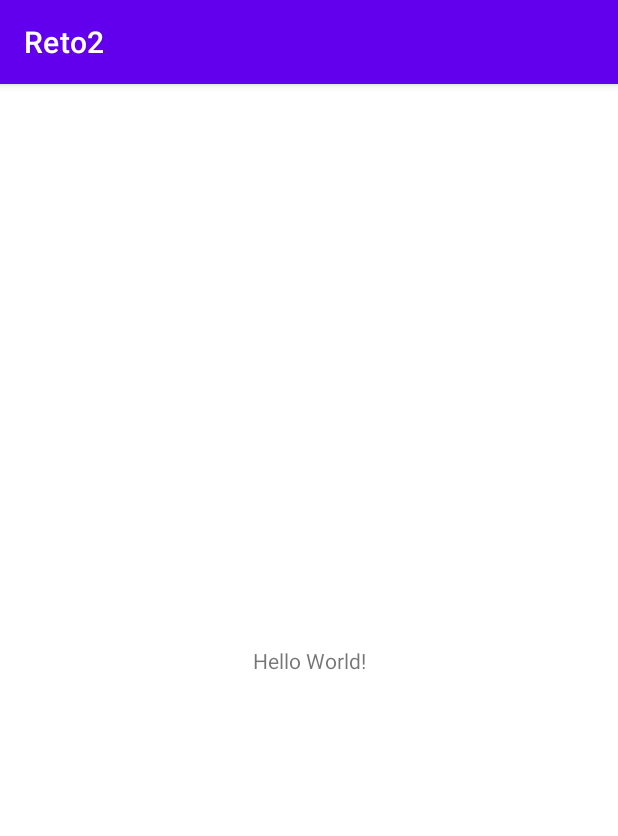
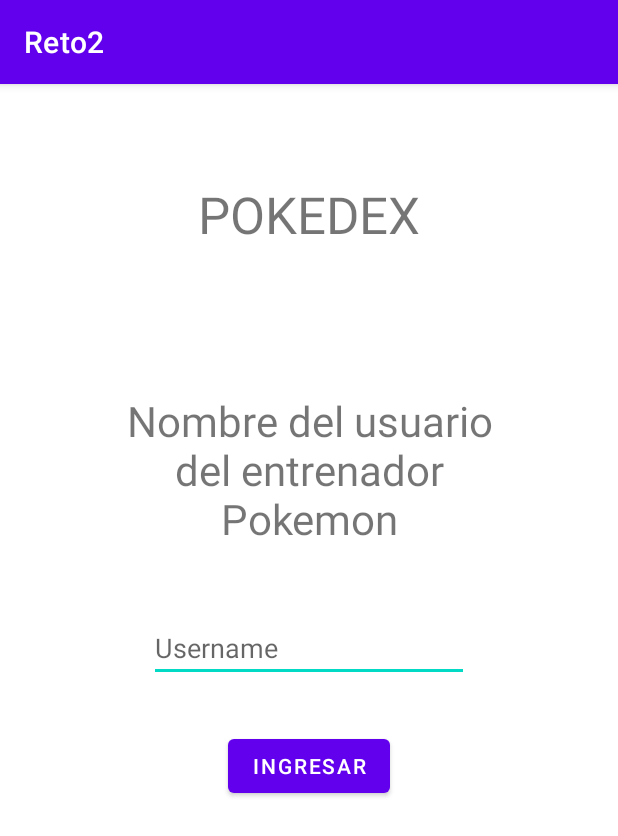
Before and after one commit to DavidFiat/Reto2, an Android app: the screen it shows after launch (MainActivity), on a phone screen of 412 x 824 dp. Shown: the top 836 px of the screen. Run offline under Robolectric (Android 15) with nearby library versions, the phone set to English and light mode, and no system bars; our stand-ins replace Firebase (no records; nobody signed in at launch, a user with empty details on screens opened directly).

Commit message:
inicio de sesión

```diff
--- a/app/build.gradle
+++ b/app/build.gradle
@@ -1,5 +1,6 @@
 plugins {
     id 'com.android.application'
+    id 'com.google.gms.google-services'
 }
 
 android {
@@ -32,6 +33,7 @@ dependencies {
     implementation 'androidx.appcompat:appcompat:1.3.1'
     implementation 'com.google.android.material:material:1.4.0'
     implementation 'androidx.constraintlayout:constraintlayout:2.1.1'
+    implementation 'com.google.firebase:firebase-firestore:24.0.0'
     testImplementation 'junit:junit:4.+'
     androidTestImplementation 'androidx.test.ext:junit:1.1.3'
     androidTestImplementation 'androidx.test.espresso:espresso-core:3.4.0'
--- a/app/src/main/AndroidManifest.xml
+++ b/app/src/main/AndroidManifest.xml
@@ -10,7 +10,10 @@
         android:supportsRtl="true"
         android:theme="@style/Theme.Reto2">
         <activity
-            android:name=".MainActivity"
+            android:name=".activities.HomeActivity"
+            android:exported="false" />
+        <activity
+            android:name=".activities.MainActivity"
             android:exported="true">
             <intent-filter>
                 <action android:name="android.intent.action.MAIN" />
--- /dev/null
+++ b/app/src/main/java/com/example/reto2/activities/MainActivity.java
@@ -0,0 +1,67 @@
+package com.example.reto2.activities;
+
+import androidx.appcompat.app.AppCompatActivity;
+
+import android.content.Intent;
+import android.os.Bundle;
+import android.view.View;
+import android.widget.Button;
+import android.widget.EditText;
+import android.widget.Toast;
+
+import com.example.reto2.R;
+import com.example.reto2.model.User;
+import com.google.firebase.firestore.DocumentSnapshot;
+import com.google.firebase.firestore.FirebaseFirestore;
+import com.google.firebase.firestore.Query;
+
+import java.util.UUID;
+
+public class MainActivity extends AppCompatActivity {
+
+    private EditText usernameET;
+    private Button ingresarBtn;
+
+    @Override
+    protected void onCreate(Bundle savedInstanceState) {
+        super.onCreate(savedInstanceState);
+        setContentView(R.layout.activity_main);
+
+        usernameET = findViewById(R.id.usernameET);
+        ingresarBtn = findViewById(R.id.ingresarBtn);
+
+        ingresarBtn.setOnClickListener(this::login);
+    }
+
+    private void login(View view) {
+        String username = usernameET.getText().toString();
+        User user = new User(UUID.randomUUID().toString(), username);
+
+        Query query = FirebaseFirestore.getInstance().collection("users").whereEqualTo("username", username);
+        query.get().addOnCompleteListener(
+                task->{
+
+                    //Si el usuario no existe crearlo e iniciar sesion con él
+                    if(task.getResult().size() == 0){
+                        FirebaseFirestore.getInstance().collection("users").document(user.getId()).set(user);
+                        Intent intent = new Intent(this, HomeActivity.class);
+                        intent.putExtra("user", user);
+                        startActivity(intent);
+                    }
+
+                    //Si ya existe, descargar el usuario e iniciar sesion con el
+                    else{
+                        User existingUser = null;
+                        for(DocumentSnapshot doc : task.getResult()){
+                            existingUser = doc.toObject(User.class);
+                            break;
+                        }
+                        Intent intent = new Intent(this, HomeActivity.class);
+                        intent.putExtra("user",existingUser);
+                        startActivity(intent);
+                    }
+
+                }
+        );
+    }
+}
--- a/app/src/main/res/layout/activity_main.xml
+++ b/app/src/main/res/layout/activity_main.xml
@@ -4,15 +4,50 @@
     xmlns:tools="http://schemas.android.com/tools"
     android:layout_width="match_parent"
     android:layout_height="match_parent"
-    tools:context=".MainActivity">
+    tools:context=".activities.MainActivity">
 
     <TextView
+        android:id="@+id/textView"
         android:layout_width="wrap_content"
         android:layout_height="wrap_content"
-        android:text="Hello World!"
-        app:layout_constraintBottom_toBottomOf="parent"
-        app:layout_constraintLeft_toLeftOf="parent"
-        app:layout_constraintRight_toRightOf="parent"
+        android:layout_marginTop="64dp"
+        android:text="POKEDEX"
+        android:textSize="34sp"
+        app:layout_constraintEnd_toEndOf="parent"
+        app:layout_constraintStart_toStartOf="parent"
         app:layout_constraintTop_toTopOf="parent" />
 
+    <TextView
+        android:id="@+id/textView2"
+        android:layout_width="285dp"
+        android:layout_height="116dp"
+        android:layout_marginTop="96dp"
+        android:text="Nombre del usuario del entrenador Pokemon"
+        android:textAlignment="center"
+        android:textSize="28sp"
+        app:layout_constraintEnd_toEndOf="parent"
+        app:layout_constraintStart_toStartOf="parent"
+        app:layout_constraintTop_toBottomOf="@+id/textView" />
+
+    <EditText
+        android:id="@+id/usernameET"
+        android:layout_width="wrap_content"
+        android:layout_height="wrap_content"
+        android:layout_marginTop="32dp"
+        android:ems="10"
+        android:hint="Username"
+        android:inputType="textPersonName"
+        app:layout_constraintEnd_toEndOf="parent"
+        app:layout_constraintStart_toStartOf="parent"
+        app:layout_constraintTop_toBottomOf="@+id/textView2" />
+
+    <Button
+        android:id="@+id/ingresarBtn"
+        android:layout_width="wrap_content"
+        android:layout_height="wrap_content"
+        android:layout_marginTop="32dp"
+        android:text="Ingresar"
+        app:layout_constraintEnd_toEndOf="parent"
+        app:layout_constraintStart_toStartOf="parent"
+        app:layout_constraintTop_toBottomOf="@+id/usernameET" />
 </androidx.constraintlayout.widget.ConstraintLayout>
--- a/app/src/main/res/values-night/themes.xml
+++ b/app/src/main/res/values-night/themes.xml
@@ -2,12 +2,12 @@
     <!-- Base application theme. -->
     <style name="Theme.Reto2" parent="Theme.MaterialComponents.DayNight.DarkActionBar">
         <!-- Primary brand color. -->
-        <item name="colorPrimary">@color/purple_200</item>
+        <item name="colorPrimary">@color/purple_500</item>
         <item name="colorPrimaryVariant">@color/purple_700</item>
-        <item name="colorOnPrimary">@color/black</item>
+        <item name="colorOnPrimary">@color/white</item>
         <!-- Secondary brand color. -->
         <item name="colorSecondary">@color/teal_200</item>
-        <item name="colorSecondaryVariant">@color/teal_200</item>
+        <item name="colorSecondaryVariant">@color/teal_700</item>
         <item name="colorOnSecondary">@color/black</item>
         <!-- Status bar color. -->
         <item name="android:statusBarColor" tools:targetApi="l">?attr/colorPrimaryVariant</item>
--- a/build.gradle
+++ b/build.gradle
@@ -6,6 +6,7 @@ buildscript {
     }
     dependencies {
         classpath "com.android.tools.build:gradle:7.0.3"
+        classpath 'com.google.gms:google-services:4.3.10'
 
         // NOTE: Do not place your application dependencies here; they belong
         // in the individual module build.gradle files
```
Also changed, not shown: app/src/main/java/com/example/reto2/MainActivity.java (deleted, +0 -14 lines), app/src/main/java/com/example/reto2/activities/HomeActivity.java (added, +45 -0 lines), app/src/main/java/com/example/reto2/activities/PokemonAdapter.java (added, +50 -0 lines), app/src/main/java/com/example/reto2/activities/PokemonView.java (added, +60 -0 lines), app/src/main/java/com/example/reto2/model/Pokemon.java (added, +101 -0 lines), app/src/main/java/com/example/reto2/model/User.java (added, +33 -0 lines), app/src/main/res/layout/activity_home.xml (added, +84 -0 lines), app/src/main/res/layout/pokemonrow.xml (added, +42 -0 lines), app/src/main/res/drawable/eye.png (added), 1 other file.
